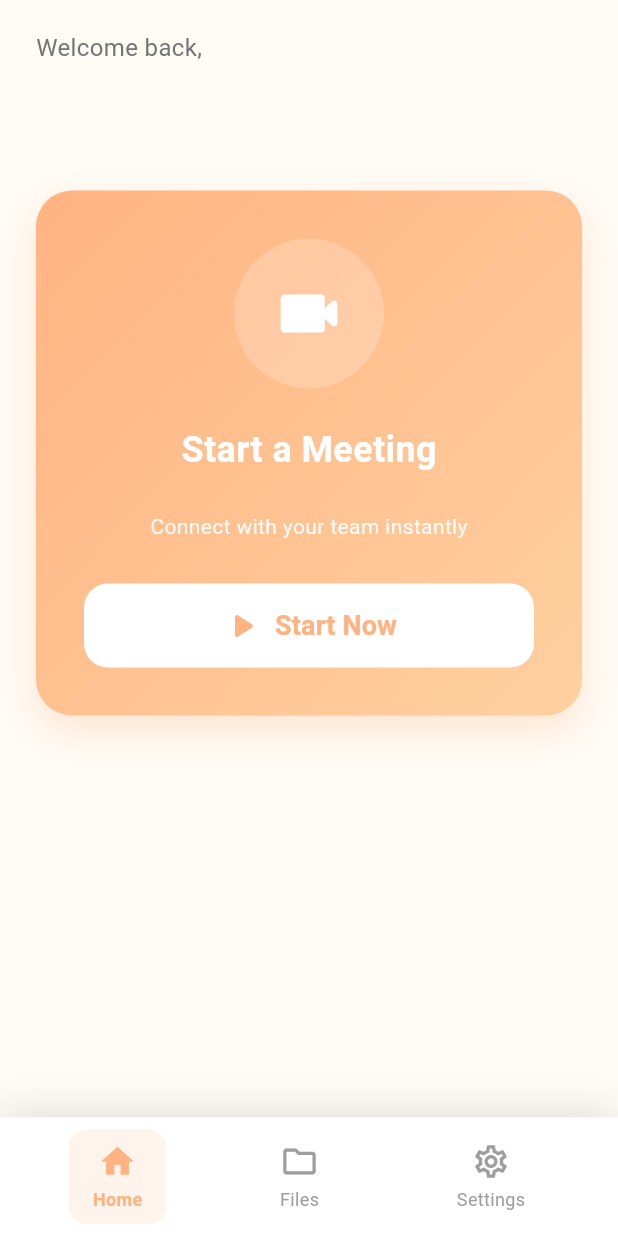
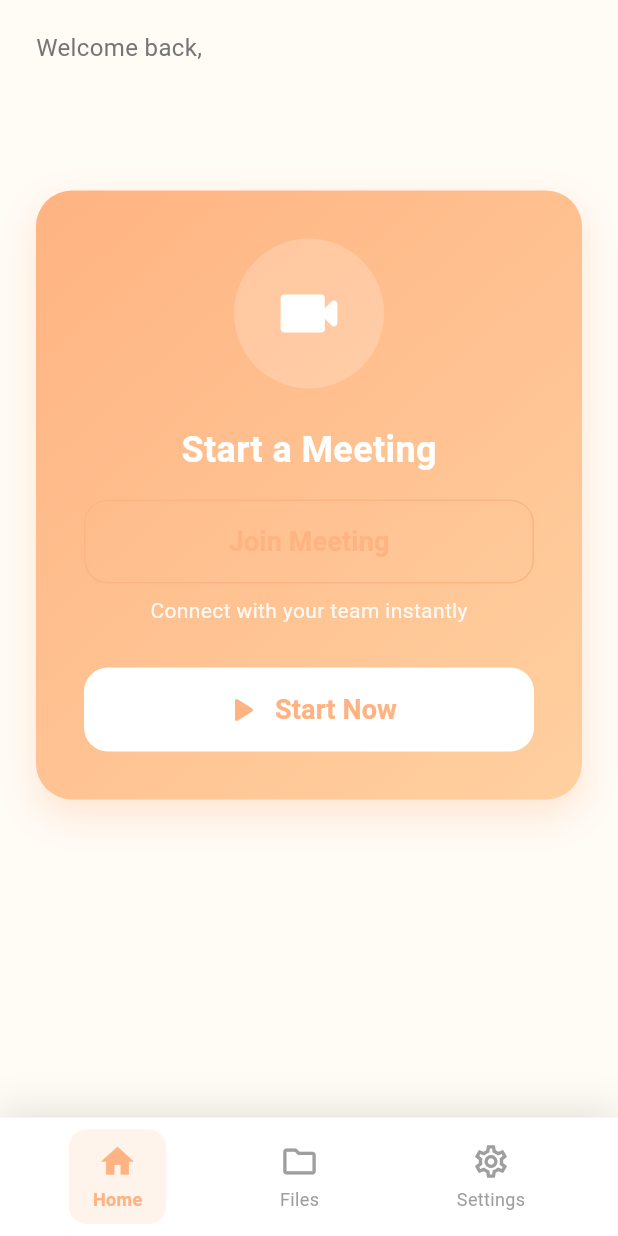
Before and after one commit to OlaTarig/GP-Turjuman, a Flutter app: the HomePage screen opened directly, on a phone screen of 412 x 824 dp. Run offline on Flutter 3.47's test engine with Material 3 defaults, Android fonts, the phone set to English and light mode, and no system bars; our stand-ins replace app_links, camera, cloud_firestore, firebase_auth, firebase_core, firebase_storage and 2 more; missing offline and left inert: flutter_webrtc, zego_express_engine; accounts and stored records are empty.

Commit message:
home pages join meeting button

```diff
--- a/lib/views/HomePage.dart
+++ b/lib/views/HomePage.dart
@@ -349,6 +349,27 @@ class _HomePageState extends State<HomePage> {
                     ),
                     const SizedBox(height: 16),
 
+                    SizedBox(
+                      width: double.infinity,
+                      height: 56,
+                      child: OutlinedButton(
+                        onPressed: _showJoinDialog,
+                        style: OutlinedButton.styleFrom(
+                          side: const BorderSide(color: Color(0xFFFFB382)),
+                          shape: RoundedRectangleBorder(
+                            borderRadius: BorderRadius.circular(16),
+                          ),
+                        ),
+                        child: const Text(
+                          'Join Meeting',
+                          style: TextStyle(
+                            fontSize: 18,
+                            fontWeight: FontWeight.bold,
+                            color: Color(0xFFFFB382),
+                          ),
+                        ),
+                      ),
+                    ),
 
 
                     const SizedBox(height: 8),
```
